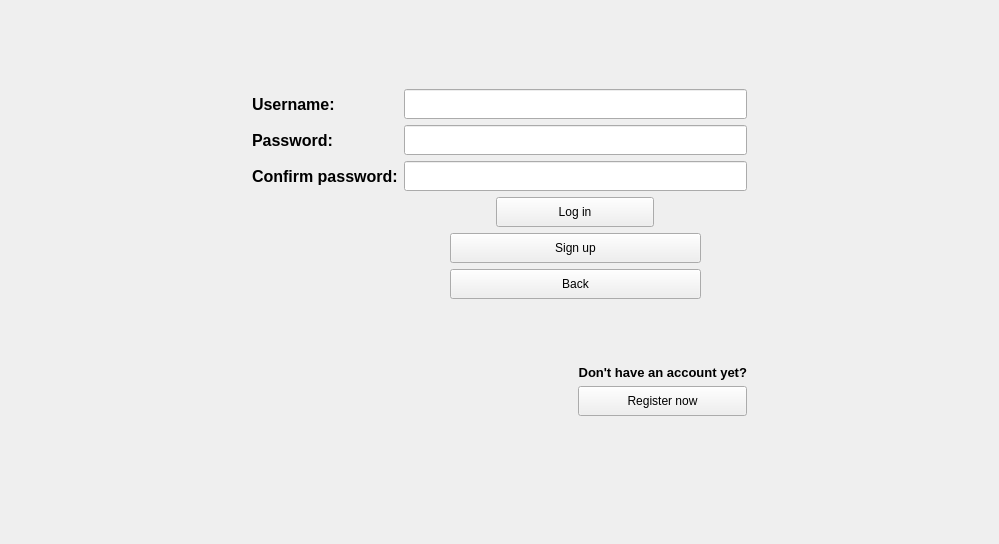
Andrew-Gh21/OnLib, file OnLib/OnLib/LoginWindow.ui: the form before one commit.
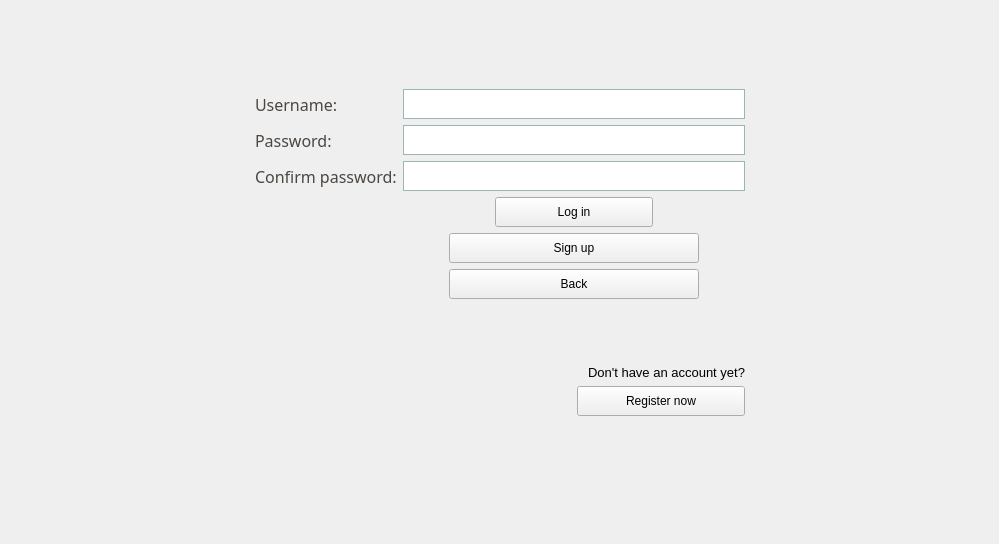
The form after the commit.

Commit message:
Small edits to login window
Changed font and color of text and edited the stylesheet to border line edit and selected text.

What changed in the file:
```diff
--- a/OnLib/OnLib/LoginWindow.ui
+++ b/OnLib/OnLib/LoginWindow.ui
@@ -81,6 +81,11 @@
           <pointsize>11</pointsize>
          </font>
         </property>
+        <property name="styleSheet">
+         <string notr="true">selection-color: white;
+selection-background-color: black;
+border: 1px solid #99B6B4;</string>
+        </property>
         <property name="maxLength">
          <number>20</number>
         </property>
@@ -96,12 +101,15 @@
         </property>
         <property name="font">
          <font>
-          <family>Arial</family>
+          <family>Franklin Gothic Demi</family>
           <pointsize>12</pointsize>
-          <weight>75</weight>
-          <bold>true</bold>
+          <weight>50</weight>
+          <bold>false</bold>
          </font>
         </property>
+        <property name="styleSheet">
+         <string notr="true">color: #4B4641;</string>
+        </property>
         <property name="text">
          <string>Username:</string>
         </property>
@@ -111,12 +119,15 @@
        <widget class="QLabel" name="passwordLabel">
         <property name="font">
          <font>
-          <family>Arial</family>
+          <family>Franklin Gothic Demi</family>
           <pointsize>12</pointsize>
-          <weight>75</weight>
-          <bold>true</bold>
+          <weight>50</weight>
+          <bold>false</bold>
          </font>
         </property>
+        <property name="styleSheet">
+         <string notr="true">color: #4B4641;</string>
+        </property>
         <property name="text">
          <string>Password:</string>
         </property>
@@ -159,8 +170,8 @@
          <font>
           <family>Arial</family>
           <pointsize>10</pointsize>
-          <weight>75</weight>
-          <bold>true</bold>
+          <weight>50</weight>
+          <bold>false</bold>
          </font>
         </property>
         <property name="text">
@@ -188,12 +199,15 @@
        <widget class="QLabel" name="confirmPasswordLabel">
         <property name="font">
          <font>
-          <family>Arial</family>
+          <family>Franklin Gothic Demi</family>
           <pointsize>12</pointsize>
-          <weight>75</weight>
-          <bold>true</bold>
+          <weight>50</weight>
+          <bold>false</bold>
          </font>
         </property>
+        <property name="styleSheet">
+         <string notr="true">color: #4B4641;</string>
+        </property>
         <property name="text">
          <string>Confirm password:</string>
         </property>
@@ -212,6 +226,11 @@
           <pointsize>11</pointsize>
          </font>
         </property>
+        <property name="styleSheet">
+         <string notr="true">selection-color: white;
+selection-background-color: black;
+border: 1px solid #99B6B4;</string>
+        </property>
         <property name="maxLength">
          <number>20</number>
         </property>
@@ -233,6 +252,11 @@
           <pointsize>11</pointsize>
          </font>
         </property>
+        <property name="styleSheet">
+         <string notr="true">selection-color: white;
+selection-background-color: black;
+border: 1px solid #99B6B4;</string>
+        </property>
         <property name="maxLength">
          <number>20</number>
         </property>
```
Left out of the diff: 2 changed lines with no effect on the pictures. The commit also changes 2 other files.
